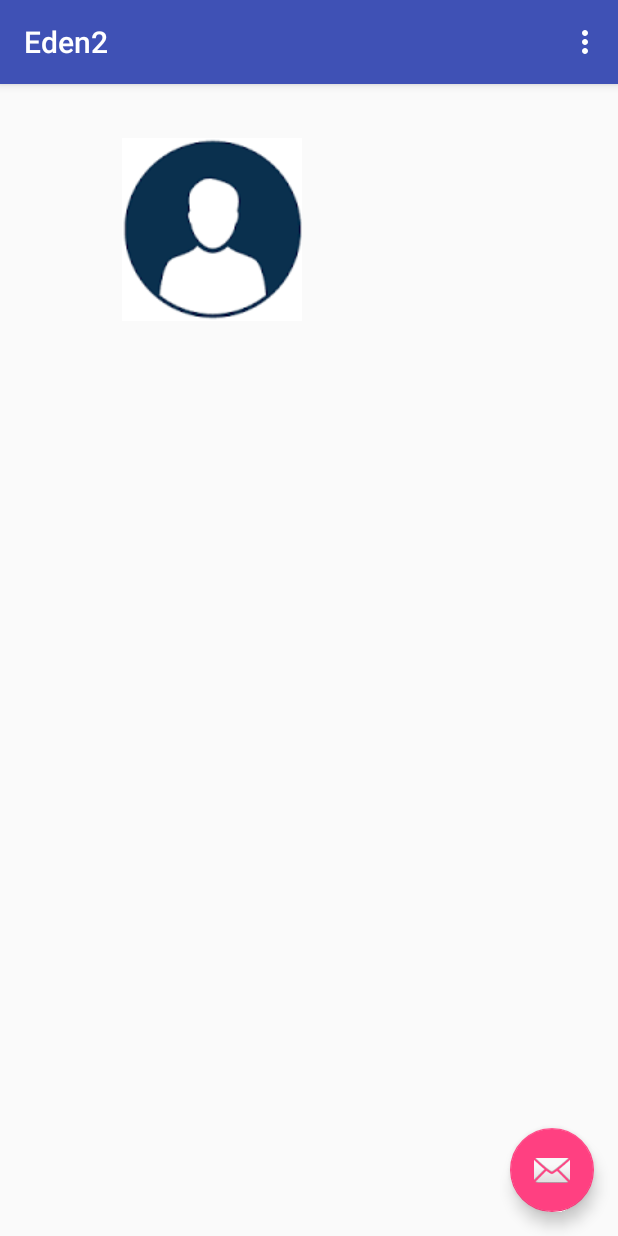
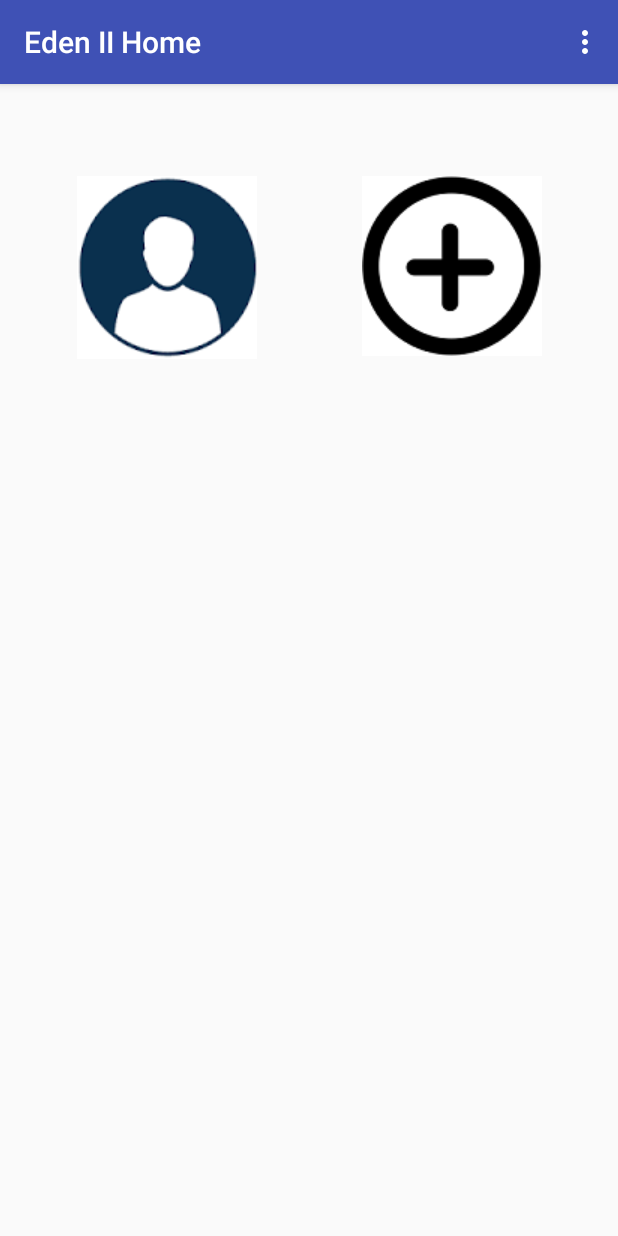
Before and after one commit to brooklyn2016/team-19, an Android app: the screen it shows after launch (MainActivity), on a phone screen of 412 x 824 dp. Run offline under Robolectric (Android 15) with nearby library versions, the phone set to English and light mode, and no system bars.

Commit message:
layout update

```diff
--- a/Eden2/app/src/main/AndroidManifest.xml
+++ b/Eden2/app/src/main/AndroidManifest.xml
@@ -11,7 +11,7 @@
         android:theme="@style/AppTheme">
         <activity
             android:name=".MainActivity"
-            android:label="@string/app_name"
+            android:label="@string/home_name"
             android:theme="@style/AppTheme.NoActionBar">
             <intent-filter>
                 <action android:name="android.intent.action.MAIN" />
--- a/Eden2/app/src/main/java/updated/eden2/org/eden2/MainActivity.java
+++ b/Eden2/app/src/main/java/updated/eden2/org/eden2/MainActivity.java
@@ -18,14 +18,7 @@ public class MainActivity extends AppCompatActivity {
         Toolbar toolbar = (Toolbar) findViewById(R.id.toolbar);
         setSupportActionBar(toolbar);
 
-        FloatingActionButton fab = (FloatingActionButton) findViewById(R.id.fab);
-        fab.setOnClickListener(new View.OnClickListener() {
-            @Override
-            public void onClick(View view) {
-                Snackbar.make(view, "Replace with your own action", Snackbar.LENGTH_LONG)
-                        .setAction("Action", null).show();
-            }
-        });
+
     }
 
     @Override
--- a/Eden2/app/src/main/res/layout/activity_main.xml
+++ b/Eden2/app/src/main/res/layout/activity_main.xml
@@ -21,14 +21,11 @@
 
     </android.support.design.widget.AppBarLayout>
 
-    <include layout="@layout/content_main" />
+    <include layout="@layout/content_main"
+        android:layout_width="match_parent"
+        android:layout_height="wrap_content"
+        android:layout_marginTop="?attr/actionBarSize"/>
 
-    <android.support.design.widget.FloatingActionButton
-        android:id="@+id/fab"
-        android:layout_width="wrap_content"
-        android:layout_height="wrap_content"
-        android:layout_gravity="bottom|end"
-        android:layout_margin="@dimen/fab_margin"
-        android:src="@android:drawable/ic_dialog_email" />
+
 
 </android.support.design.widget.CoordinatorLayout>
--- a/Eden2/app/src/main/res/layout/content_main.xml
+++ b/Eden2/app/src/main/res/layout/content_main.xml
@@ -33,6 +33,7 @@
         android:layout_height="wrap_content"
         android:layout_width="wrap_content"
         android:id="@+id/add_new"
+        android:src="@drawable/add"
         android:onClick="newProfile"
         android:adjustViewBounds="true"
         android:scaleType="centerInside"
--- a/Eden2/app/src/main/res/values/strings.xml
+++ b/Eden2/app/src/main/res/values/strings.xml
@@ -1,4 +1,5 @@
 <resources>
     <string name="app_name">Eden2</string>
+    <string name="home_name">Eden II Home</string>
     <string name="action_settings">Settings</string>
 </resources>
```
Also changed, not shown: Eden2/app/src/main/res/drawable/add.png (added).
